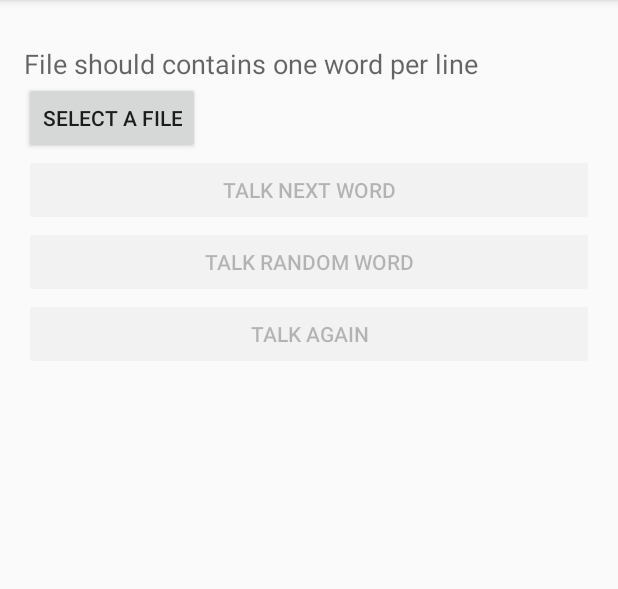
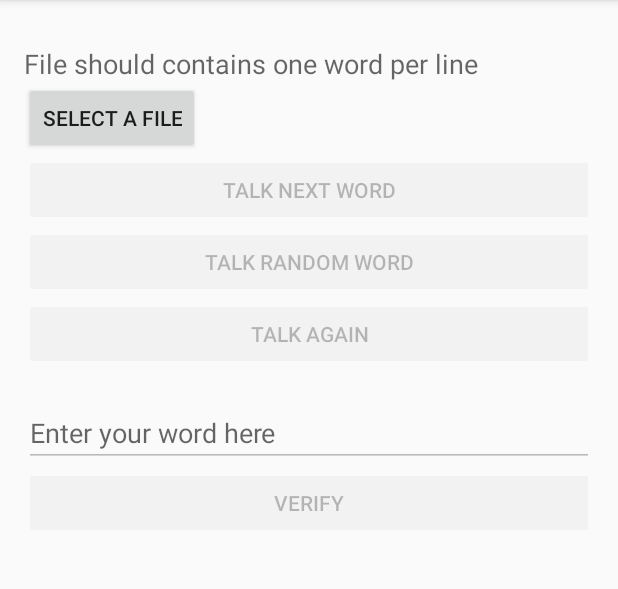
Before and after one commit to biju74nair/PronounceAWord, an Android app: the screen it shows after launch (PronounceAWordActivity), on a phone screen of 412 x 824 dp, the part 84-673 px from its top. Run offline under Robolectric (Android 15) with nearby library versions, the phone set to English and light mode, and no system bars.

Commit message:
added line to word

```diff
--- a/app/src/main/java/com/ak2006/tools/pronounceaword/PronounceAWordActivity.java
+++ b/app/src/main/java/com/ak2006/tools/pronounceaword/PronounceAWordActivity.java
@@ -8,6 +8,7 @@ import android.view.Menu;
 import android.view.MenuItem;
 import android.view.View;
 import android.widget.Button;
+import android.widget.EditText;
 import android.widget.TextView;
 import android.widget.Toast;
 
@@ -15,6 +16,7 @@ import java.io.BufferedReader;
 import java.io.File;
 import java.io.FileReader;
 import java.util.ArrayList;
+import java.util.Arrays;
 import java.util.List;
 import java.util.Locale;
 import java.util.Random;
@@ -26,10 +28,16 @@ public class PronounceAWordActivity extends Activity implements View.OnClickList
     private Button talkNextWordBtn;
     private Button talkRndWordBtn;
     private Button talkRepeatWordBtn;
+    private Button verifyBtn;
     private TextView wordTxt;
     private TextView selectedFile;
     private TextView status;
+    private EditText enteredTxt;
+
     private TextToSpeech textToSpeech;
+
+
+
     private List<String> words;
     private int wordIndex;
     private int lastWordIndex;
@@ -42,19 +50,23 @@ public class PronounceAWordActivity extends Activity implements View.OnClickList
         textToSpeech = new TextToSpeech(this, this);
 
         selectAFileBtn = (Button)findViewById(R.id.selectFileBtn);
-         talkNextWordBtn = (Button)findViewById(R.id.talkNextBtn);
+        talkNextWordBtn = (Button)findViewById(R.id.talkNextBtn);
         talkRndWordBtn = (Button)findViewById(R.id.talkRandomBtn);
         talkRepeatWordBtn = (Button)findViewById(R.id.talkRepeatBtn);
+        verifyBtn = (Button)findViewById(R.id.verifyBtn);
+
         wordTxt = (TextView)findViewById(R.id.yourWordTxt);
         selectedFile = (TextView)findViewById(R.id.selectedFile);
         status = (TextView)findViewById(R.id.status);
+        enteredTxt = (EditText)findViewById(R.id.typedWord);
 
         selectAFileBtn.setOnClickListener(this);
         talkNextWordBtn.setOnClickListener(this);
         talkRndWordBtn.setOnClickListener(this);
         talkRepeatWordBtn.setOnClickListener(this);
+        verifyBtn.setOnClickListener(this);
 
-       enableButtons(false);
+        enableButtons(false);
     }
 
 
@@ -99,7 +111,21 @@ public class PronounceAWordActivity extends Activity implements View.OnClickList
         talk(getRandomWordIndex());
     }else if(v.getId() == R.id.talkRepeatBtn){
         talk(lastWordIndex);
+    }else if(v.getId() == R.id.verifyBtn){
+        verify();
     }
+    }
+
+    private void verify() {
+        String word = words.get(lastWordIndex);
+        String entered = enteredTxt.getText().toString();
+        if(word.equalsIgnoreCase(entered)){
+            textToSpeech.speak("Correct", TextToSpeech.QUEUE_FLUSH, null);
+
+        } else {
+            wordTxt.setText(word);
+            textToSpeech.speak("Wrong", TextToSpeech.QUEUE_FLUSH, null);
+        }
     }
 
     private int getRandomWordIndex() {
@@ -127,7 +153,6 @@ public class PronounceAWordActivity extends Activity implements View.OnClickList
     private void talk(int wordIndex){
         String word = words.get(wordIndex);
         lastWordIndex = wordIndex;
-        wordTxt.setText(word);
         status.setText(String.format("Showing %d/%d",(wordIndex+1),words.size()));
         textToSpeech.speak(word, TextToSpeech.QUEUE_FLUSH, null);
     }
@@ -166,12 +191,18 @@ public class PronounceAWordActivity extends Activity implements View.OnClickList
         talkNextWordBtn.setEnabled(flag);
         talkRndWordBtn.setEnabled(flag);
         talkRepeatWordBtn.setEnabled(flag);
+        verifyBtn.setEnabled(flag);
+
+        enteredTxt.setEnabled(flag);
     }
 
     public boolean isValidText(String line) {
         char[] chars = line.toCharArray();
 
+        StringBuffer b = new StringBuffer();
+
         for (char c : chars) {
+            b.append(c);
              if(!(c >= ' ' && c<='z')) {
                 return false;
             }
@@ -191,7 +222,8 @@ public class PronounceAWordActivity extends Activity implements View.OnClickList
                     words.clear();
                     return;
                 }
-                words.add(line);
+                String[] dic = line.split("\\W+");
+                words.addAll(Arrays.asList(dic));
             }
             wordIndex = 0;
          }catch(Exception e){
--- a/app/src/main/res/layout/activity_pronounce_aword.xml
+++ b/app/src/main/res/layout/activity_pronounce_aword.xml
@@ -56,7 +56,24 @@
                         android:textStyle="bold"
                         android:typeface="serif"
                         android:layout_below="@+id/talkRepeatBtn" />
-    <TextView
+
+
+                <EditText
+                    android:layout_width="fill_parent"
+                    android:layout_height="wrap_content"
+                    android:singleLine="true"
+                    android:hint="@string/enterYourWord"
+                    android:id="@+id/typedWord"
+                    android:layout_below="@+id/status"/>
+
+                <Button
+                    android:layout_width="fill_parent"
+                    android:layout_height="wrap_content"
+                    android:id="@+id/verifyBtn"
+                    android:text="@string/verify"
+                    android:layout_below="@+id/typedWord" />
+
+                 <TextView
                     android:id="@+id/yourWordTxt"
                     android:layout_width="fill_parent"
                     android:layout_height="wrap_content"
@@ -64,6 +81,9 @@
                     android:textStyle="bold"
                     android:typeface="serif"
                     android:textColor="#0000CD"
-                      android:layout_below="@+id/status"
+                      android:layout_below="@+id/verifyBtn"
                       android:layout_alignParentBottom="true" />
-  </RelativeLayout>
+
+
+
+</RelativeLayout>
--- a/app/src/main/res/values/strings.xml
+++ b/app/src/main/res/values/strings.xml
@@ -10,5 +10,6 @@
     <string name="talkRandomTxt">Talk Random Word</string>
     <string name="talkRepeatTxt">Talk Again</string>
     <string name="yourWordTxt">Your word</string>
-
+    <string name="enterYourWord">Enter your word here</string>
+    <string name="verify">Verify</string>
 </resources>
```
